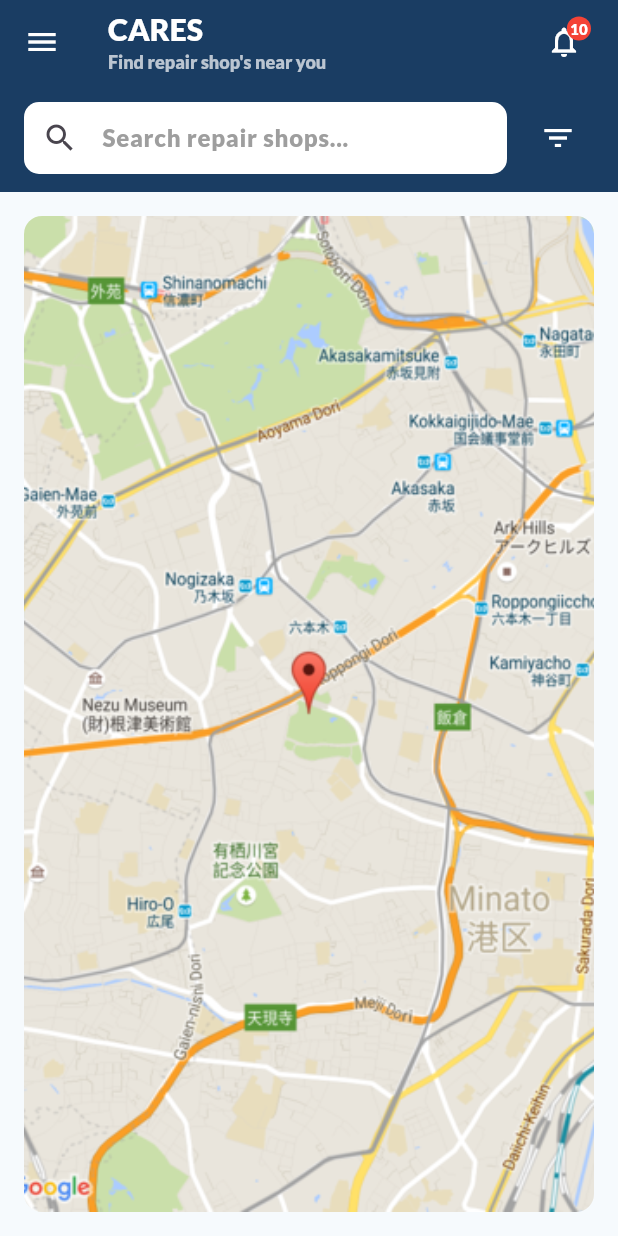
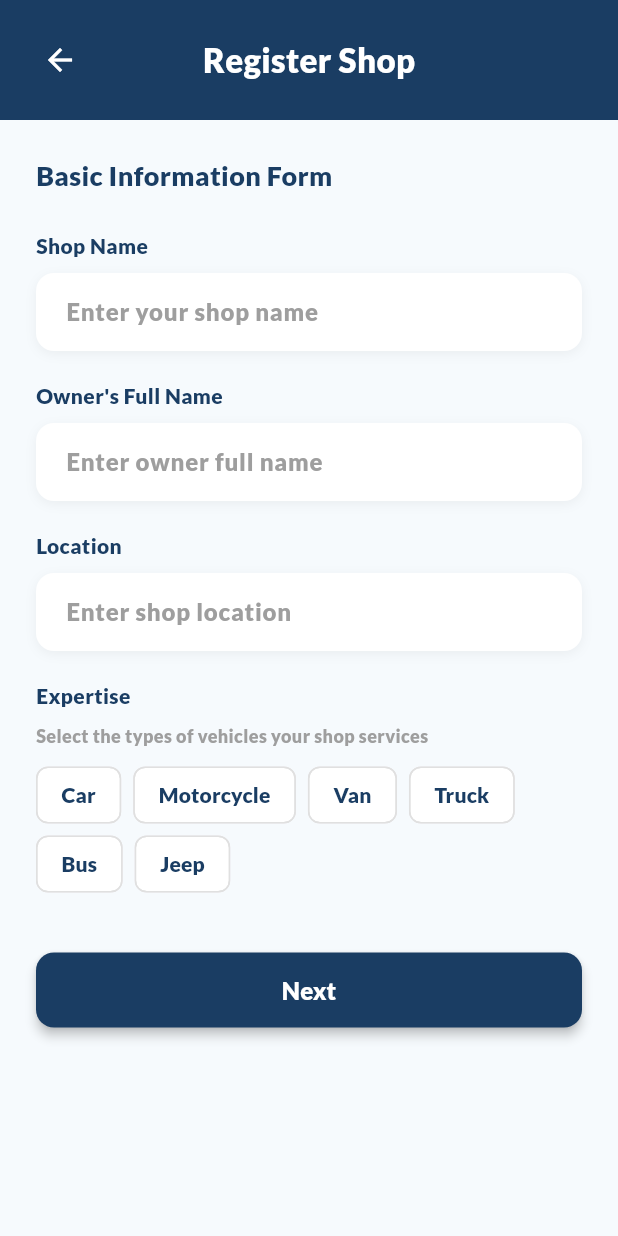
Before and after one commit to kurt-arpilleda/CARE, a Flutter app: the DashboardScreen screen opened by its route, after a tap on the "menu" icon, after a tap on "Register Shop", on a phone screen of 412 x 824 dp. Run offline on Flutter 3.47's test engine with Material 3 defaults, Android fonts, the phone set to English and light mode, and no system bars; our stand-ins replace connectivity_plus, flutter_secure_storage, fluttertoast, google_sign_in, image_picker, open_file and 4 more; accounts and stored records are empty; network calls fail.

Commit message:
Seek First the Kingdom of God

```diff
--- a/lib/drawer/drawerNavigation.dart
+++ b/lib/drawer/drawerNavigation.dart
@@ -4,7 +4,8 @@ import 'profile.dart';
 import 'package:care/google_signin_service.dart';
 import 'vehicle/vehicleOptions.dart';
 import 'package:care/anim/shimmer_profile.dart';
-import 'activateVehicle.dart';
+import 'vehicle/activateVehicle.dart';
+import 'shop/registerShop_basicInfo.dart';
 
 class DashboardDrawer extends StatefulWidget {
   const DashboardDrawer({Key? key}) : super(key: key);
@@ -187,6 +188,12 @@ class _DashboardDrawerState extends State<DashboardDrawer> {
                             title: const Text("Register Shop"),
                             onTap: () {
                               Navigator.pop(context);
+                              Navigator.push(
+                                context,
+                                MaterialPageRoute(
+                                  builder: (context) => const RegisterShopBasicInfo(),
+                                ),
+                              );
                             },
                           ),
                           ListTile(
--- /dev/null
+++ b/lib/drawer/shop/registerShop_basicInfo.dart
@@ -0,0 +1,272 @@
+import 'package:flutter/material.dart';
+
+class RegisterShopBasicInfo extends StatefulWidget {
+  const RegisterShopBasicInfo({Key? key}) : super(key: key);
+
+  @override
+  _RegisterShopBasicInfoState createState() => _RegisterShopBasicInfoState();
+}
+
+class _RegisterShopBasicInfoState extends State<RegisterShopBasicInfo> {
+  final _formKey = GlobalKey<FormState>();
+  final TextEditingController _shopNameController = TextEditingController();
+  final TextEditingController _ownerNameController = TextEditingController();
+  final TextEditingController _locationController = TextEditingController();
+
+  List<String> expertiseOptions = ['Car', 'Motorcycle', 'Van', 'Truck', 'Bus', 'Jeep'];
+  List<String> selectedExpertise = [];
+
+  @override
+  void dispose() {
+    _shopNameController.dispose();
+    _ownerNameController.dispose();
+    _locationController.dispose();
+    super.dispose();
+  }
+
+  void _toggleExpertise(String expertise) {
+    setState(() {
+      if (selectedExpertise.contains(expertise)) {
+        selectedExpertise.remove(expertise);
+      } else {
+        selectedExpertise.add(expertise);
+      }
+    });
+  }
+
+  void _submitForm() {
+    if (_formKey.currentState!.validate() && selectedExpertise.isNotEmpty) {
+      Navigator.pushNamed(context, '/registerShop/contactInfo');
+    } else if (selectedExpertise.isEmpty) {
+      ScaffoldMessenger.of(context).showSnackBar(
+        const SnackBar(content: Text('Please select at least one expertise')),
+      );
+    }
+  }
+
+  InputDecoration _inputDecoration(String hint) {
+    return InputDecoration(
+      filled: true,
+      fillColor: Colors.white,
+      hintText: hint,
+      hintStyle: TextStyle(color: Colors.grey[500]),
+      contentPadding: const EdgeInsets.symmetric(horizontal: 16, vertical: 14),
+      border: OutlineInputBorder(
+        borderRadius: BorderRadius.circular(12),
+        borderSide: BorderSide.none,
+      ),
+    );
+  }
+
+  BoxDecoration _fieldShadowBox() {
+    return BoxDecoration(
+      boxShadow: [
+        BoxShadow(
+          color: Colors.black.withOpacity(0.05),
+          blurRadius: 6,
+          offset: const Offset(0, 2),
+        ),
+      ],
+      borderRadius: BorderRadius.circular(12),
+    );
+  }
+
+  @override
+  Widget build(BuildContext context) {
+    return Scaffold(
+      backgroundColor: const Color(0xFFF6FAFD),
+      body: SafeArea(
+        child: Column(
+          children: [
+            Container(
+              color: const Color(0xFF1A3D63),
+              padding: const EdgeInsets.symmetric(horizontal: 16, vertical: 16),
+              child: Stack(
+                alignment: Alignment.center,
+                children: [
+                  Align(
+                    alignment: Alignment.centerLeft,
+                    child: IconButton(
+                      icon: const Icon(Icons.arrow_back, color: Colors.white),
+                      onPressed: () => Navigator.pop(context),
+                    ),
+                  ),
+                  const Center(
+                    child: Text(
+                      'Register Shop',
+                      style: TextStyle(
+                        color: Colors.white,
+                        fontSize: 22,
+                        fontWeight: FontWeight.bold,
+                      ),
+                    ),
+                  ),
+                ],
+              ),
+            ),
+            Expanded(
+              child: SingleChildScrollView(
+                padding: const EdgeInsets.all(24),
+                child: Form(
+                  key: _formKey,
+                  child: Column(
+                    crossAxisAlignment: CrossAxisAlignment.start,
+                    children: [
+                      const Text(
+                        'Basic Information Form',
+                        style: TextStyle(
+                          fontSize: 18,
+                          fontWeight: FontWeight.bold,
+                          color: Color(0xFF1A3D63),
+                        ),
+                      ),
+                      const SizedBox(height: 24),
+                      const Text(
+                        'Shop Name',
+                        style: TextStyle(
+                          fontSize: 14,
+                          fontWeight: FontWeight.w500,
+                          color: Color(0xFF1A3D63),
+                        ),
+                      ),
+                      const SizedBox(height: 8),
+                      Container(
+                        decoration: _fieldShadowBox(),
+                        child: TextFormField(
+                          controller: _shopNameController,
+                          decoration: _inputDecoration('Enter your shop name'),
+                          validator: (value) {
+                            if (value == null || value.isEmpty) {
+                              return 'Please enter your shop name';
+                            }
+                            return null;
+                          },
+                        ),
+                      ),
+                      const SizedBox(height: 20),
+                      const Text(
+                        "Owner's Full Name",
+                        style: TextStyle(
+                          fontSize: 14,
+                          fontWeight: FontWeight.w500,
+                          color: Color(0xFF1A3D63),
+                        ),
+                      ),
+                      const SizedBox(height: 8),
+                      Container(
+                        decoration: _fieldShadowBox(),
+                        child: TextFormField(
+                          controller: _ownerNameController,
+                          decoration: _inputDecoration('Enter owner full name'),
+                          validator: (value) {
+                            if (value == null || value.isEmpty) {
+                              return 'Please enter owner name';
+                            }
+                            return null;
+                          },
+                        ),
+                      ),
+                      const SizedBox(height: 20),
+                      const Text(
+                        'Location',
+                        style: TextStyle(
+                          fontSize: 14,
+                          fontWeight: FontWeight.w500,
+                          color: Color(0xFF1A3D63),
+                        ),
+                      ),
+                      const SizedBox(height: 8),
+                      Container(
+                        decoration: _fieldShadowBox(),
+                        child: TextFormField(
+                          controller: _locationController,
+                          decoration: _inputDecoration('Enter shop location'),
+                          validator: (value) {
+                            if (value == null || value.isEmpty) {
+                              return 'Please enter shop location';
+                            }
+                            return null;
+                          },
+                        ),
+                      ),
+                      const SizedBox(height: 20),
+                      const Text(
+                        'Expertise',
+                        style: TextStyle(
+                          fontSize: 14,
+                          fontWeight: FontWeight.w500,
+                          color: Color(0xFF1A3D63),
+                        ),
+                      ),
+                      const SizedBox(height: 8),
+                      const Text(
+                        'Select the types of vehicles your shop services',
+                        style: TextStyle(
+                          fontSize: 12,
+                          color: Colors.grey,
+                        ),
+                      ),
+                      const SizedBox(height: 12),
+                      Wrap(
+                        spacing: 8,
+                        runSpacing: 8,
+                        children: expertiseOptions.map((expertise) {
+                          bool isSelected = selectedExpertise.contains(expertise);
+                          return ChoiceChip(
+                            label: Text(expertise),
+                            selected: isSelected,
+                            onSelected: (_) => _toggleExpertise(expertise),
+                            selectedColor: const Color(0xFF1A3D63),
+                            backgroundColor: Colors.white,
+                            labelStyle: TextStyle(
+                              color: isSelected ? Colors.white : const Color(0xFF1A3D63),
+                              fontWeight: FontWeight.w500,
+                            ),
+                            shape: RoundedRectangleBorder(
+                              borderRadius: BorderRadius.circular(8),
+                              side: BorderSide(
+                                color: isSelected
+                                    ? const Color(0xFF1A3D63)
+                                    : Colors.grey[300]!,
+                              ),
+                            ),
+                            showCheckmark: false,
+                            visualDensity: const VisualDensity(horizontal: 0, vertical: 0),
+                            materialTapTargetSize: MaterialTapTargetSize.shrinkWrap,
+                          );
+                        }).toList(),
+                      ),
+                      const SizedBox(height: 40),
+                      SizedBox(
+                        width: double.infinity,
+                        height: 50,
+                        child: ElevatedButton(
+                          onPressed: _submitForm,
+                          style: ElevatedButton.styleFrom(
+                            backgroundColor: const Color(0xFF1A3D63),
+                            shape: RoundedRectangleBorder(
+                              borderRadius: BorderRadius.circular(12),
+                            ),
+                            elevation: 3,
+                          ),
+                          child: const Text(
+                            'Next',
+                            style: TextStyle(
+                              fontSize: 16,
+                              color: Colors.white,
+                              fontWeight: FontWeight.bold,
+                            ),
+                          ),
+                        ),
+                      ),
+                    ],
+                  ),
+                ),
+              ),
+            ),
+          ],
+        ),
+      ),
+    );
+  }
+}
```
Also changed, not shown: lib/drawer/shop/registerShop_businessDocu.dart (added), lib/drawer/shop/registerShop_contactDetails.dart (added), lib/drawer/vehicle/activateVehicle.dart (renamed from lib/drawer/activateVehicle.dart).
